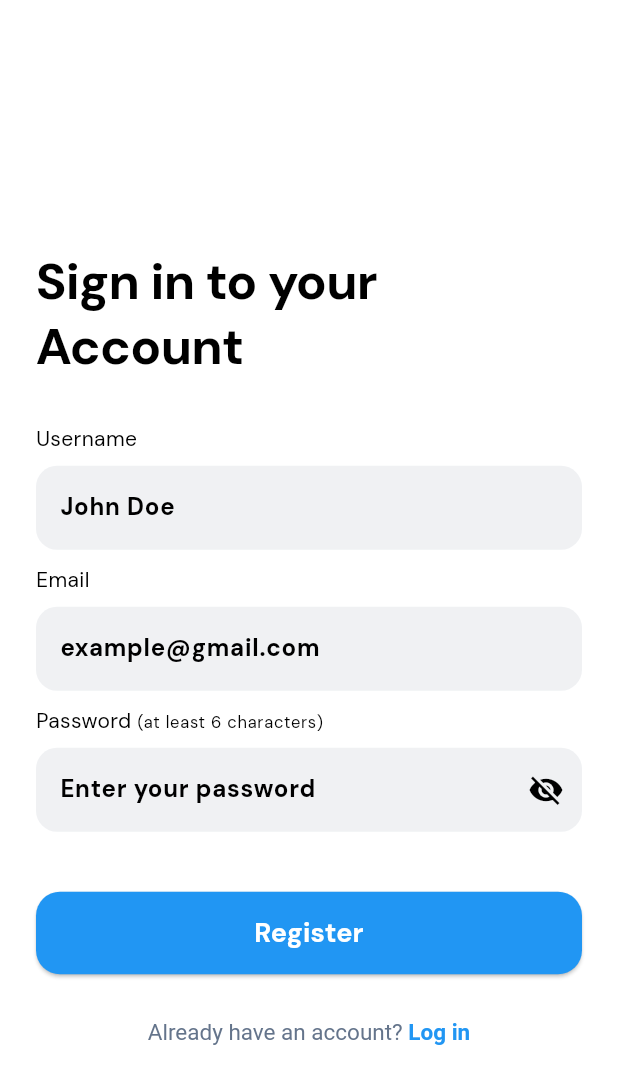
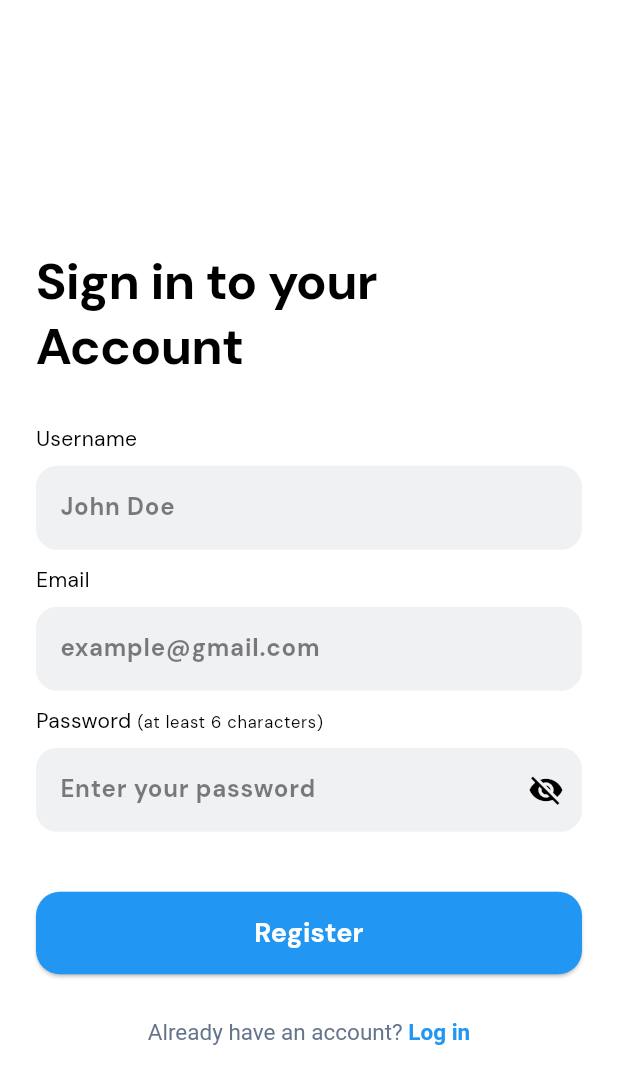
Before and after one commit to AmeyR1202/Campus_Connect, a Flutter app: the screen it shows after launch, after a tap on "Continue", on a phone screen of 412 x 824 dp. Shown: the top 1084 px of the screen. Run offline on Flutter 3.47's test engine with Material 3 defaults, Android fonts, the light colour scheme and no system bars; our stand-ins replace bloc_concurrency, cloud_firestore, equatable, firebase_auth, firebase_core, flutter_bloc and 5 more; accounts and stored records are empty.

Commit message:
Removed home_page from attendance and created it's own feature

```diff
--- a/lib/core/router/app_router.dart
+++ b/lib/core/router/app_router.dart
@@ -1,7 +1,6 @@
 import 'package:campus_connect/core/app/app_shell.dart';
 import 'package:campus_connect/core/router/page_transitions.dart';
 import 'package:campus_connect/core/widgets/error_page.dart';
-import 'package:campus_connect/features/attendance/presentation/pages/home_page.dart';
 import 'package:campus_connect/features/attendance/presentation/pages/subject_details_page.dart';
 import 'package:campus_connect/features/attendance/presentation/pages/subject_history_page.dart';
 import 'package:campus_connect/features/auth/presentation/pages/email_sent_page.dart';
@@ -9,6 +8,7 @@
 import 'package:campus_connect/features/auth/presentation/pages/sign_up_page.dart';
 import 'package:campus_connect/features/auth/presentation/pages/splash_screen.dart';
 import 'package:campus_connect/features/auth/presentation/pages/welcome_page.dart';
+import 'package:campus_connect/features/home/presentation/pages/home_page.dart';
 import 'package:campus_connect/features/timetable/presentation/pages/manage_timetable_page.dart';
 import 'package:campus_connect/features/timetable/presentation/pages/timetable_page.dart';
 import 'package:go_router/go_router.dart';
--- a/lib/features/auth/presentation/widgets/auth_input_field.dart
+++ b/lib/features/auth/presentation/widgets/auth_input_field.dart
@@ -25,6 +25,9 @@
       obscureText: isObscure,
       decoration: InputDecoration(
         hintText: hintText,
+        hintStyle: TextStyle(
+          color: AppThemeHelper.colors.textTertiary.withValues(alpha: 0.5),
+        ),
         filled: true,
         fillColor: AppThemeHelper.colors.info.withValues(alpha: 0.1),
         border: OutlineInputBorder(
--- a/lib/features/attendance/presentation/pages/home_page.dart
+++ b/lib/features/home/presentation/pages/home_page.dart
@@ -7,9 +7,9 @@
 import 'package:campus_connect/features/attendance/presentation/bloc/attendance_bloc/attendance_bloc.dart';
 import 'package:campus_connect/features/attendance/presentation/bloc/attendance_bloc/attendance_event.dart';
 import 'package:campus_connect/features/attendance/presentation/bloc/attendance_bloc/attendance_state.dart';
-import 'package:campus_connect/features/attendance/presentation/widgets/attendance_stats_card.dart';
-import 'package:campus_connect/features/attendance/presentation/widgets/bunker_planner.dart';
-import 'package:campus_connect/features/attendance/presentation/widgets/feature_cards.dart';
+import 'package:campus_connect/features/home/presentation/widgets/attendance_stats_card.dart';
+import 'package:campus_connect/features/home/presentation/widgets/bunker_planner.dart';
+import 'package:campus_connect/features/home/presentation/widgets/feature_cards.dart';
 import 'package:campus_connect/features/timetable/presentation/bloc/timetable_bloc.dart';
 import 'package:campus_connect/features/timetable/presentation/bloc/timetable_event.dart';
 import 'package:campus_connect/features/timetable/presentation/bloc/timetable_state.dart';
```
Also changed, not shown: lib/features/home/presentation/widgets/attendance_stats_card.dart (renamed from lib/features/attendance/presentation/widgets/attendance_stats_card.dart), lib/features/home/presentation/widgets/bunker_planner.dart (renamed from lib/features/attendance/presentation/widgets/bunker_planner.dart), lib/features/home/presentation/widgets/feature_cards.dart (renamed from lib/features/attendance/presentation/widgets/feature_cards.dart).
